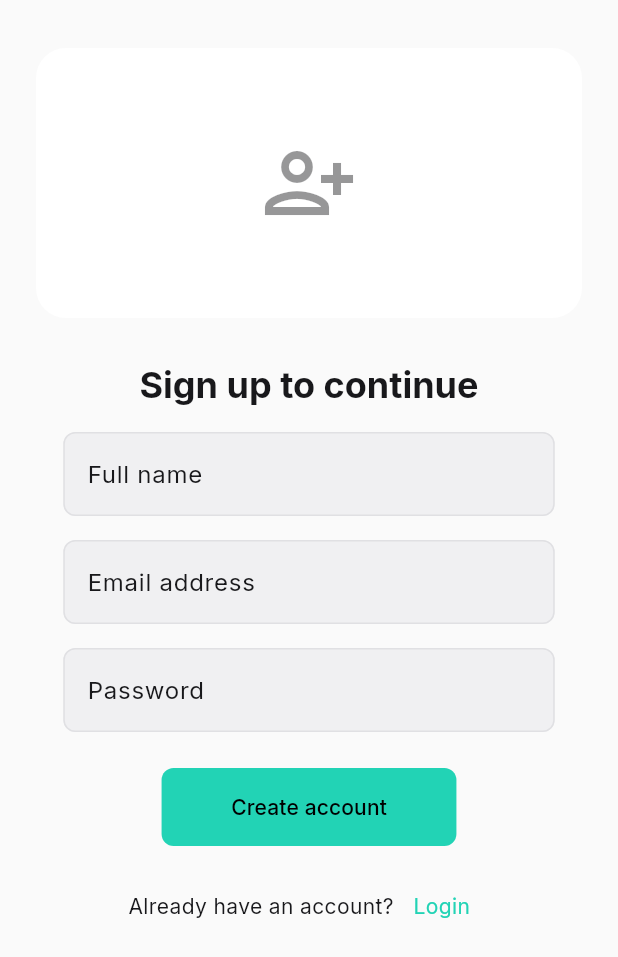
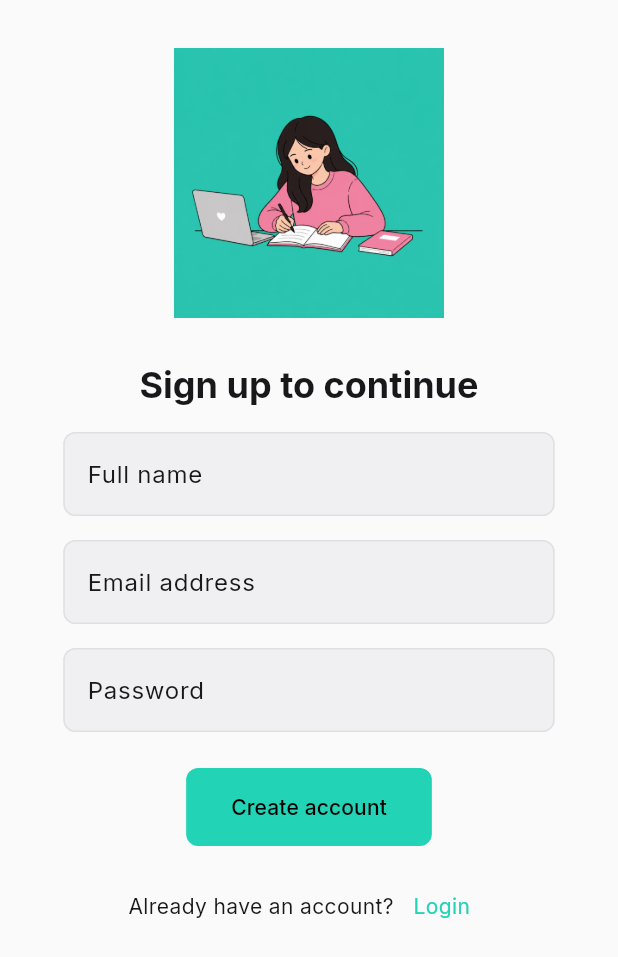
Before and after one commit to Jiya-Sharma09/notes-app-flutter, a Flutter app: the screen it shows after launch, after a tap on "Log In", after a tap on "Sign Up", on a phone screen of 412 x 824 dp. Shown: the top 957 px of the screen. Run offline on Flutter 3.47's test engine with Material 3 defaults, Android fonts, the light colour scheme and no system bars; our stand-ins replace flutter_secure_storage, google_fonts, shared_preferences.

Commit message:
feat(sign-up & login screen): add image on sign up and adjust width of image in both the screens.

```diff
--- a/lib/screens/login_screen.dart
+++ b/lib/screens/login_screen.dart
@@ -49,6 +49,7 @@ class _LoginScreenState extends State<LoginScreen> {
               const SizedBox(height: 16),
               Container(
                 height: 220,
+                width: 220,
                 decoration: BoxDecoration(
                   color: Theme.of(context).colorScheme.surface,
                   borderRadius: BorderRadius.circular(20),
@@ -112,7 +113,7 @@ class _LoginScreenState extends State<LoginScreen> {
                       ),
                       const SizedBox(height: 24),
                       FractionallySizedBox(
-                        widthFactor: 0.6,
+                        widthFactor: 0.5,
                         alignment: Alignment.center,
                         child: ElevatedButton(
                           onPressed: _onLogin,
--- a/lib/screens/signup_screen.dart
+++ b/lib/screens/signup_screen.dart
@@ -33,18 +33,14 @@ class _SignupScreenState extends State<SignupScreen> {
             children: [
               Container(
                 height: 180,
+                width: 180,
                 decoration: BoxDecoration(
                   color: Theme.of(context).colorScheme.surface,
                   borderRadius: BorderRadius.circular(20),
                 ),
                 child: Center(
-                  child: Icon(
-                    Icons.person_add_alt_1_outlined,
-                    size: 64,
-                    color: Theme.of(context)
-                        .colorScheme
-                        .onSurface
-                        .withOpacity(0.45),
+                  child: Image.asset(
+                    'assets/images/onboarding.png',
                   ),
                 ),
               ),
@@ -86,7 +82,7 @@ class _SignupScreenState extends State<SignupScreen> {
                     ),
                     const SizedBox(height: 24),
                     FractionallySizedBox(
-                      widthFactor: 0.6,
+                      widthFactor: 0.5,
                       alignment: Alignment.center,
                       child: ElevatedButton(
                         onPressed: () {
```
